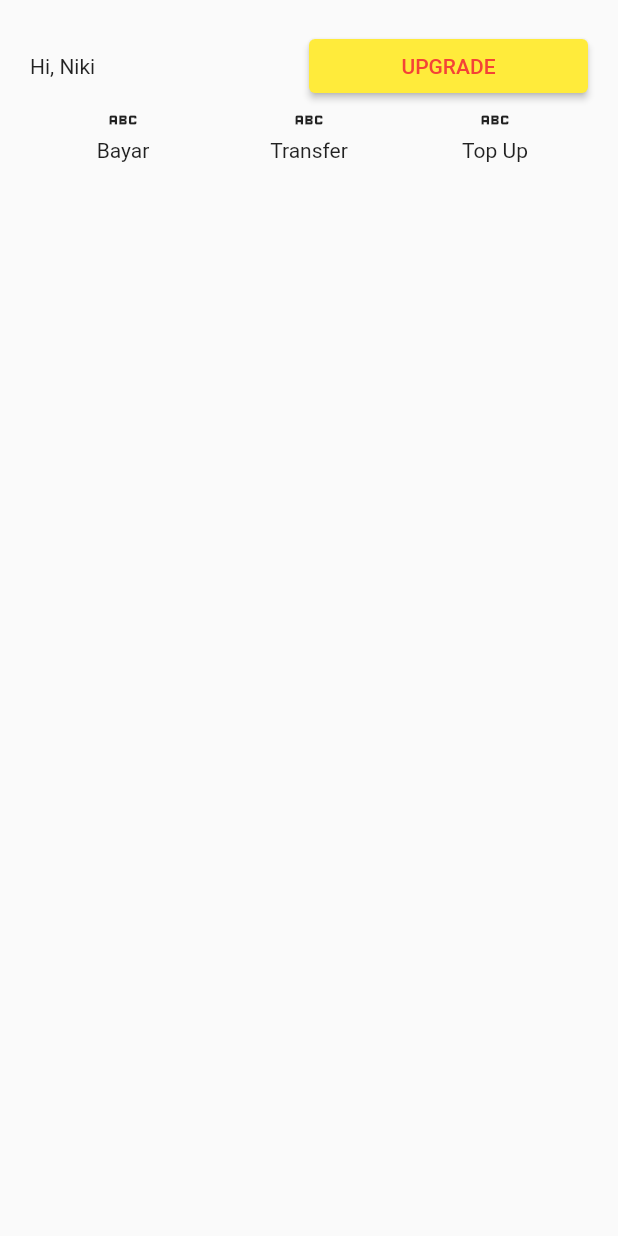
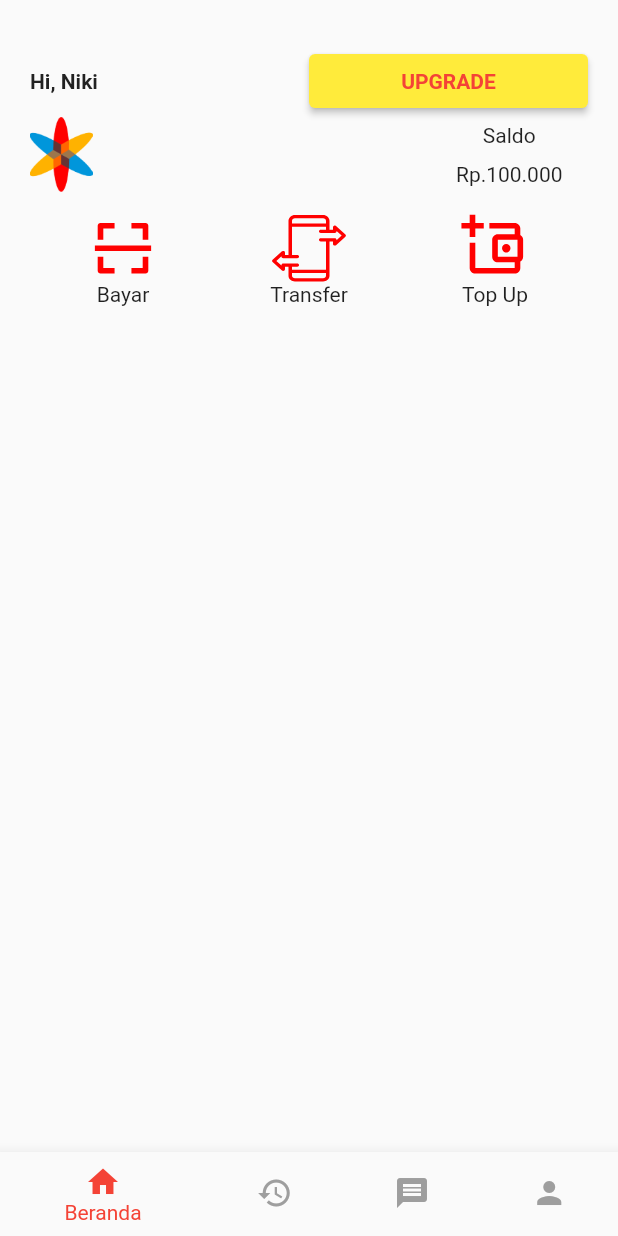
Before and after one commit to finnn28/infoin_ewallet, a Flutter app: the Home screen opened directly, on a phone screen of 412 x 824 dp. Run offline on Flutter 3.47's test engine with Material 3 defaults, Android fonts, the phone set to English and light mode, and no system bars; our stand-ins replace flutter_svg.

Commit message:
Refactor: Update code Mengupdate code

```diff
--- a/lib/Pages/home.dart
+++ b/lib/Pages/home.dart
@@ -1,5 +1,6 @@
 import 'package:flutter/material.dart';
 import 'package:infoin_ewallet/Pages/upgrade.dart';
+import 'package:flutter_svg/flutter_svg.dart';
 
 class Home extends StatefulWidget {
   const Home({super.key});
@@ -9,6 +10,14 @@ class Home extends StatefulWidget {
 }
 
 class _HomeState extends State<Home> {
+  int _selectedIndex = 0; // Indeks item terpilih pada bottom navigation
+
+  // Mengubah halaman yang ditampilkan sesuai dengan indeks terpilih pada bottom navigation
+  void _onItemTapped(int index) {
+    setState(() {
+      _selectedIndex = index;
+    });
+  }
   @override
   Widget build(BuildContext context) {
     return Scaffold(
@@ -16,34 +25,81 @@ class _HomeState extends State<Home> {
         padding: const EdgeInsets.all(20.0),
         child: Column(
           children: [
+            const SizedBox(height: 10),
             Row(
               children: [
-                const Expanded(child: Text("Hi, Niki")),
+                const Expanded(child: Text("Hi, Niki", style: TextStyle(fontWeight: FontWeight.bold),)),
                 Expanded(child: ElevatedButton(onPressed: () {
             Navigator.push(
               context,
               MaterialPageRoute(builder: (context) => const Upgrade()),
             );
-          }, child: const Text("UPGRADE", style: TextStyle(color: Colors.red),))),
+          }, child: const Text("UPGRADE", style: TextStyle(color: Colors.red, fontWeight: FontWeight.bold),))),
               ],
             ),
-            const Row(
+            Row(
+              mainAxisAlignment: MainAxisAlignment.spaceBetween,
               children: [
-                Expanded(child: Icon(Icons.abc)),
-                Expanded(child: Icon(Icons.abc)),
-                Expanded(child: Icon(Icons.abc)),
+                Expanded(child: Image.asset('assets/images/img_image_1.png', height: 50, alignment: Alignment.centerLeft,)),
+                const Padding(padding: EdgeInsets.only(right: 17), child: Column(
+                  children: [
+                    Align(
+                      alignment: Alignment.centerRight,
+                      child: Text("Saldo"),
+                    ),
+                    SizedBox(height: 10,),
+                    Text("Rp.100.000"),
+                  ],
+                ),)
               ],
             ),
-            const Row(
+            const SizedBox(height: 15),
+            Expanded(child: ListView(
+              shrinkWrap: true,
               children: [
-                Expanded(child: Center(child: Text("Bayar"))),
-                Expanded(child: Center(child: Text("Transfer"))),
-                Expanded(child: Center(child: Text("Top Up"))),
+                Row(
+                  children: [
+                    Expanded(child: SvgPicture.asset('assets/images/img_bx_bx_scan.svg'),),
+                    Expanded(child: SvgPicture.asset('assets/images/img_transaction_1.svg'),),
+                    Expanded(child: SvgPicture.asset('assets/images/img_mdi_wallet_plus_outline.svg'),),
+                  ],
+                ),
+                const Row(
+                  children: [
+                    Expanded(child: Center(child: Text("Bayar"))),
+                    Expanded(child: Center(child: Text("Transfer"))),
+                    Expanded(child: Center(child: Text("Top Up"))),
+                  ],
+                )
               ],
-            ),
+            ))
           ],
         ),
-      )
+      ),
+      bottomNavigationBar: BottomNavigationBar(
+        items: const <BottomNavigationBarItem>[
+          BottomNavigationBarItem(
+            icon: Icon(Icons.home),
+            label: 'Beranda',
+          ),
+          BottomNavigationBarItem(
+            icon: Icon(Icons.history),
+            label: 'Riwayat',
+          ),
+          BottomNavigationBarItem(
+            icon: Icon(Icons.message),
+            label: 'Pesan',
+          ),
+          BottomNavigationBarItem(
+            icon: Icon(Icons.person),
+            label: 'Profil',
+          ),
+        ],
+        currentIndex: _selectedIndex,
+        selectedItemColor: Colors.red,
+        unselectedItemColor: Colors.grey,
+        onTap: _onItemTapped,
+      ),
     );
   }
 }
--- a/lib/Pages/upgrade.dart
+++ b/lib/Pages/upgrade.dart
@@ -1,5 +1,4 @@
 import 'package:flutter/material.dart';
-import 'package:flutter/widgets.dart';
 
 class Upgrade extends StatelessWidget {
   const Upgrade({super.key});
--- a/lib/main.dart
+++ b/lib/main.dart
@@ -1,4 +1,5 @@
 import 'package:flutter/material.dart';
+import 'package:infoin_ewallet/Auth/login.dart';
 import 'package:infoin_ewallet/Pages/home.dart';
 
 void main() {
@@ -17,7 +18,7 @@ class MainApp extends StatelessWidget {
         useMaterial3: false,
       ),
       debugShowCheckedModeBanner: false,
-      home: Home()
+      home: const Login()
     );
   }
 }
--- a/pubspec.yaml
+++ b/pubspec.yaml
@@ -9,6 +9,7 @@ environment:
 dependencies:
   flutter:
     sdk: flutter
+  flutter_svg: ^2.0.9
 
 dev_dependencies:
   flutter_test:
@@ -17,3 +18,6 @@ dev_dependencies:
 
 flutter:
   uses-material-design: true
+  assets:
+    - assets/
+    - assets/images/
```
Also changed, not shown: pubspec.lock.
